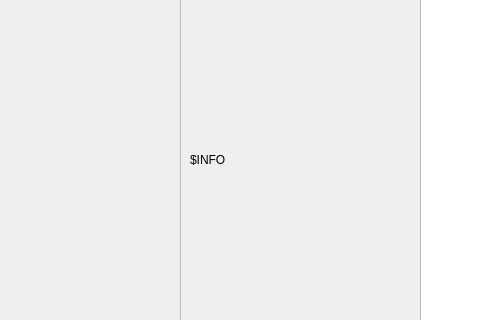
EvisSolver/otterE, file Linux/gui_/settings.ui: the form before one commit; both pictures show x 0 to 480 and y 141 to 461 of the 740 by 611 pixel window.
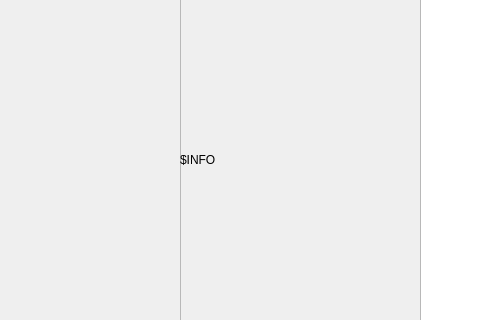
The form after the commit.

The edit to the form file:
```diff
--- a/Linux/gui_/settings.ui
+++ b/Linux/gui_/settings.ui
@@ -34,10 +34,10 @@
       <widget class="QLabel" name="infoLabel">
        <property name="geometry">
         <rect>
-         <x>10</x>
-         <y>10</y>
-         <width>221</width>
-         <height>441</height>
+         <x>0</x>
+         <y>0</y>
+         <width>241</width>
+         <height>461</height>
         </rect>
        </property>
        <property name="text">
```
